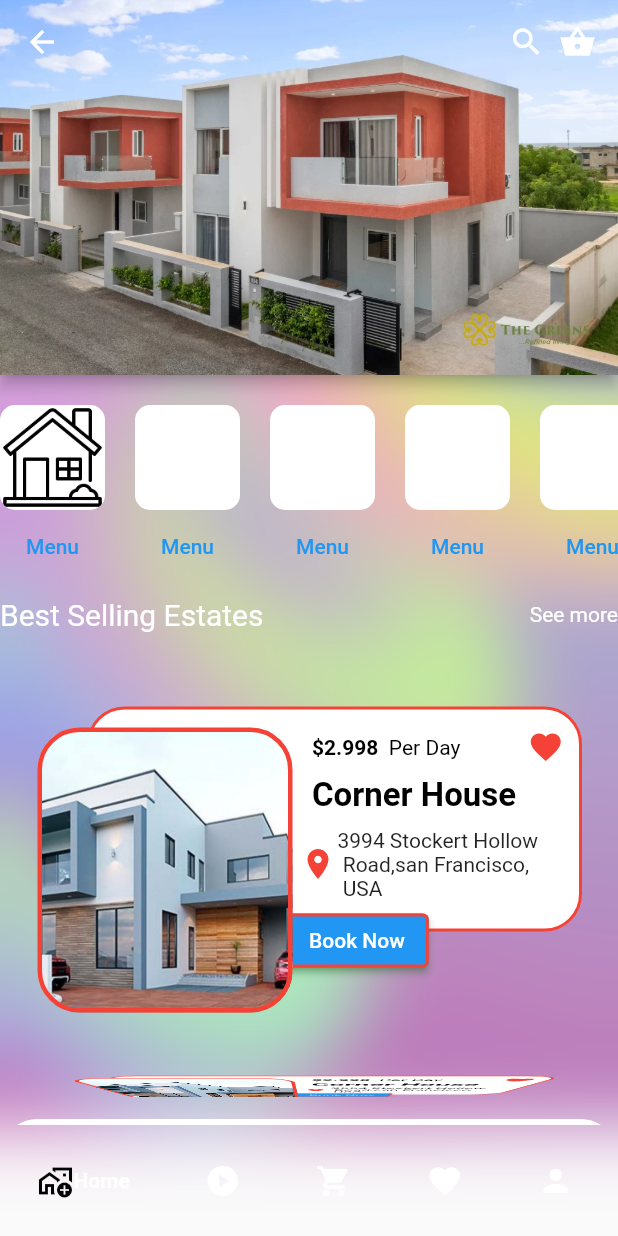
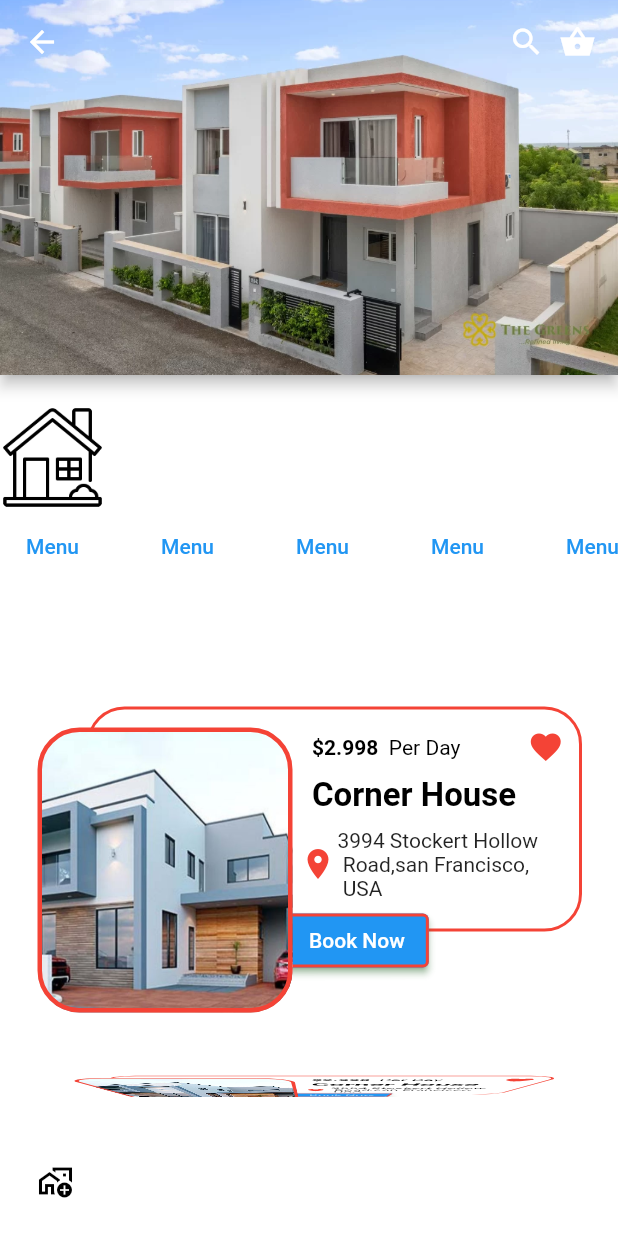
Before and after one commit to OscarNii/landlords, a Flutter app: the Next screen opened directly, on a phone screen of 412 x 824 dp. Run offline on Flutter 3.47's test engine with Material 2 defaults, Android fonts, the phone set to English and light mode, and no system bars; drawn by our look-alikes of google_nav_bar; our stand-ins replace sign_in_button.

Commit message:
bugs generated

```diff
--- a/lib/Next/next.dart
+++ b/lib/Next/next.dart
@@ -13,16 +13,8 @@ class Next extends StatelessWidget {
   @override
   Widget build(BuildContext context) {
     return Scaffold(
-      body: Container(
-        decoration: BoxDecoration(
-          image: DecorationImage(
-            image: AssetImage("assets/background1.png"),
-            fit: BoxFit.fill,
-          ),
-        ),
-        child: BackdropFilter(
-          filter: ImageFilter.blur(sigmaX: 25.0, sigmaY: 25.0),
-          child: CustomScrollView(
+      backgroundColor: Colors.transparent,
+      body: CustomScrollView(
         slivers: [
           SliverAppBar(
             pinned: true,
@@ -65,8 +57,7 @@ class Next extends StatelessWidget {
                                 ),
                               ),
                             ),
-                                TextButton(
-                                    onPressed: () {}, child: Text("Menu"))
+                            TextButton(onPressed: () {}, child: Text("Menu"))
                           ],
                         ),
                         SizedBox(width: 20),
@@ -80,8 +71,7 @@ class Next extends StatelessWidget {
                                 borderRadius: BorderRadius.circular(10),
                               ),
                             ),
-                                TextButton(
-                                    onPressed: () {}, child: Text("Menu"))
+                            TextButton(onPressed: () {}, child: Text("Menu"))
                           ],
                         ),
                         SizedBox(width: 20),
@@ -95,8 +85,7 @@ class Next extends StatelessWidget {
                                 borderRadius: BorderRadius.circular(10),
                               ),
                             ),
-                                TextButton(
-                                    onPressed: () {}, child: Text("Menu"))
+                            TextButton(onPressed: () {}, child: Text("Menu"))
                           ],
                         ),
                         SizedBox(width: 20),
@@ -110,8 +99,7 @@ class Next extends StatelessWidget {
                                 borderRadius: BorderRadius.circular(10),
                               ),
                             ),
-                                TextButton(
-                                    onPressed: () {}, child: Text("Menu"))
+                            TextButton(onPressed: () {}, child: Text("Menu"))
                           ],
                         ),
                         SizedBox(width: 20),
@@ -125,8 +113,7 @@ class Next extends StatelessWidget {
                                 borderRadius: BorderRadius.circular(10),
                               ),
                             ),
-                                TextButton(
-                                    onPressed: () {}, child: Text("Menu"))
+                            TextButton(onPressed: () {}, child: Text("Menu"))
                           ],
                         ),
                         SizedBox(width: 20),
@@ -182,8 +169,6 @@ class Next extends StatelessWidget {
           )
         ],
       ),
-        ),
-      ),
       bottomNavigationBar: SingleChildScrollView(
         scrollDirection: Axis.horizontal,
         child: GNav(tabs: [
--- a/lib/Room Views/roomviews.dart
+++ b/lib/Room Views/roomviews.dart
@@ -16,7 +16,8 @@ class RoomViews1 extends StatelessWidget {
           ),
         ),
         Positioned(
-          bottom: 0,
+          bottom: 15,
+          left: 15,
           child: Container(
             height: 240,
             width: 230,
```
Lines whose indentation alone changed are shown as unchanged.
